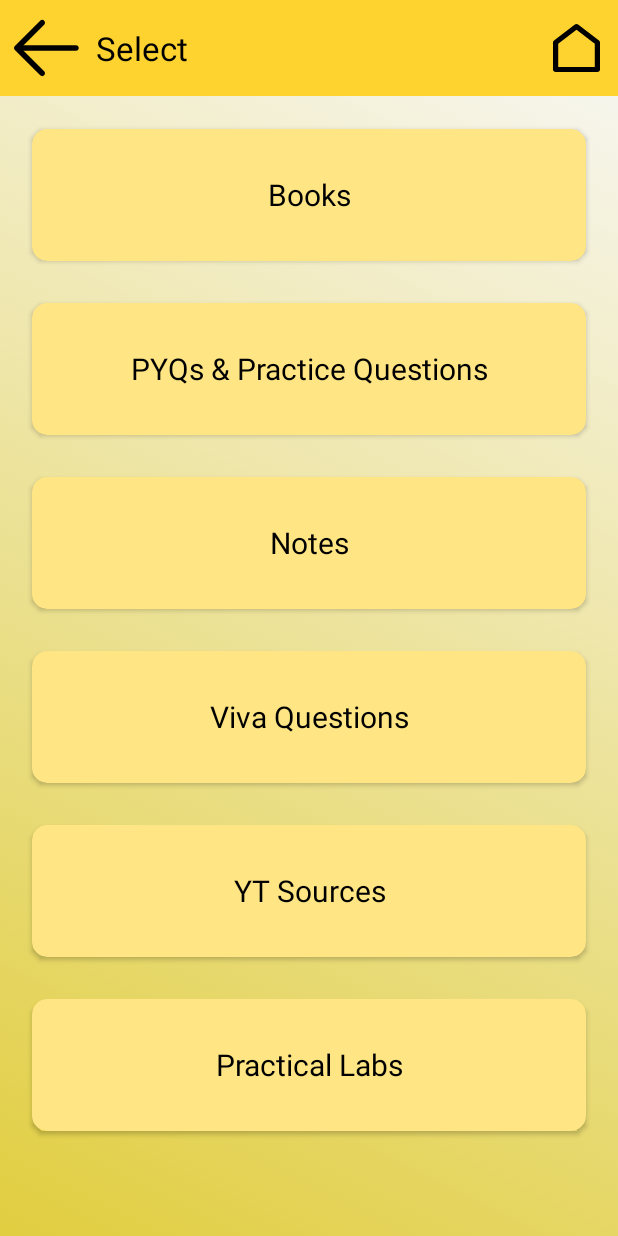
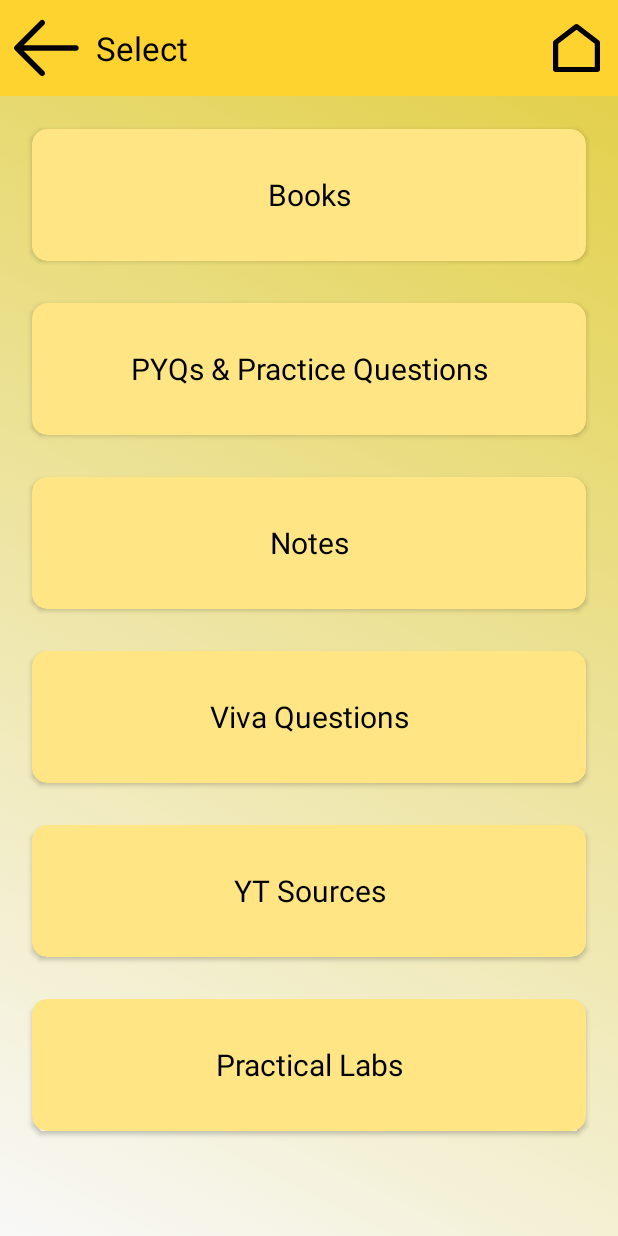
Before and after one commit to Yaseen11121/StudyNITP-, an Android app: the Select_ECE_Sem4 screen opened directly, with no data from a screen before it, after a tap on "PYQs & Practice Questions", on a phone screen of 412 x 824 dp. Run offline under Robolectric (Android 15) with nearby library versions, the phone set to English and light mode, and no system bars; 2 other taps on this screen came first.

Commit message:
"UI Improved"

```diff
--- a/app/src/main/java/com/mohyaseensidd/studynitp/DSP_Book_Select_EC_sem4.java
+++ b/app/src/main/java/com/mohyaseensidd/studynitp/DSP_Book_Select_EC_sem4.java
@@ -2,6 +2,7 @@ package com.mohyaseensidd.studynitp;
 
 import android.app.ProgressDialog;
 import android.content.Intent;
+import android.graphics.drawable.AnimationDrawable;
 import android.graphics.drawable.Drawable;
 import android.net.Uri;
 import android.os.Bundle;
@@ -11,6 +12,7 @@ import android.view.MenuItem;
 import android.view.View;
 import android.widget.EditText;
 import android.widget.ImageView;
+import android.widget.RelativeLayout;
 import android.widget.Toast;
 
 import androidx.activity.EdgeToEdge;
@@ -58,6 +60,7 @@ public class DSP_Book_Select_EC_sem4 extends AppCompatActivity {
         super.onCreate(savedInstanceState);
         EdgeToEdge.enable(this);
         setContentView(R.layout.activity_dsp_book_select_ec_sem4);
+        RelativeLayout rlb = findViewById(R.id.rlb);
 
 
         BookList = new ArrayList<>();
@@ -76,7 +79,7 @@ public class DSP_Book_Select_EC_sem4 extends AppCompatActivity {
         booksRef.addValueEventListener(new ValueEventListener() {
             @Override
             public void onDataChange(@NonNull DataSnapshot snapshot) {
-                BookList.clear();
+//                BookList.clear();
                 for (DataSnapshot bookSnap : snapshot.getChildren()) {
                     book Book = bookSnap.getValue(book.class);
                     BookList.add(Book);
@@ -104,6 +107,11 @@ public class DSP_Book_Select_EC_sem4 extends AppCompatActivity {
         getSupportActionBar().setDisplayHomeAsUpEnabled(true);
         getSupportActionBar().setHomeAsUpIndicator(R.drawable.backbtn);
         getSupportActionBar().setTitle("Books");
+
+        AnimationDrawable animationDrawable = (AnimationDrawable) rlb.getBackground();
+        animationDrawable.setEnterFadeDuration(5000);
+        animationDrawable.setExitFadeDuration(5000);
+        animationDrawable.start();
     }
 
     @Override
--- a/app/src/main/java/com/mohyaseensidd/studynitp/Select_ECE_Sem4.java
+++ b/app/src/main/java/com/mohyaseensidd/studynitp/Select_ECE_Sem4.java
@@ -1,9 +1,12 @@
 package com.mohyaseensidd.studynitp;
 
 import android.content.Intent;
+import android.graphics.drawable.AnimationDrawable;
 import android.os.Bundle;
 import android.view.Menu;
 import android.view.MenuItem;
+import android.widget.RelativeLayout;
+
 import androidx.appcompat.widget.Toolbar;
 
 import androidx.activity.EdgeToEdge;
@@ -28,6 +31,14 @@ public class Select_ECE_Sem4 extends AppCompatActivity {
         super.onCreate(savedInstanceState);
         EdgeToEdge.enable(this);
         setContentView(R.layout.activity_select_ece_sem4);
+
+        RelativeLayout rl = findViewById(R.id.rl1);
+
+        AnimationDrawable animationDrawable = (AnimationDrawable) rl.getBackground();
+        animationDrawable.setEnterFadeDuration(5000);
+        animationDrawable.setExitFadeDuration(5000);
+        animationDrawable.start();
+
         List<String> subjectList = new ArrayList<>();
 
         Toolbar toolbar = findViewById(R.id.myToolbar);
--- /dev/null
+++ b/app/src/main/res/drawable/bg4.xml
@@ -0,0 +1,12 @@
+<?xml version="1.0" encoding="utf-8"?>
+<selector xmlns:android="http://schemas.android.com/apk/res/android">
+    <item>
+        <shape>
+            <gradient
+                android:angle="45"
+                android:startColor="#F8F8F8"
+                android:endColor="#E1CE40"/>
+        </shape>
+    </item>
+
+</selector>
--- /dev/null
+++ b/app/src/main/res/drawable/gradient_list2.xml
@@ -0,0 +1,9 @@
+<?xml version="1.0" encoding="utf-8"?>
+<animation-list xmlns:android="http://schemas.android.com/apk/res/android">
+    <item
+        android:drawable="@drawable/bg1"
+        android:duration="5000"/>
+    <item
+        android:drawable="@drawable/bg4"
+        android:duration="5000"/>
+</animation-list>
--- a/app/src/main/res/layout/activity_dsp_book_select_ec_sem4.xml
+++ b/app/src/main/res/layout/activity_dsp_book_select_ec_sem4.xml
@@ -2,8 +2,9 @@
 <RelativeLayout xmlns:android="http://schemas.android.com/apk/res/android"
     android:layout_width="match_parent"
     android:layout_height="match_parent"
+    android:id="@+id/rlb"
     xmlns:app="http://schemas.android.com/apk/res-auto"
-    android:background="#FFFFFF"
+    android:background="@drawable/gradient_list2"
     android:fitsSystemWindows="true">
 
     <androidx.appcompat.widget.Toolbar android:id="@+id/myToolbar"
--- a/app/src/main/res/layout/activity_dsp_experiment_sem4.xml
+++ b/app/src/main/res/layout/activity_dsp_experiment_sem4.xml
@@ -2,7 +2,7 @@
     xmlns:app="http://schemas.android.com/apk/res-auto"
     android:layout_width="match_parent"
     android:layout_height="match_parent"
-    android:background="#FFFFFF"
+    android:background="@drawable/gradient_list2"
     android:fitsSystemWindows="true">
 
     <androidx.appcompat.widget.Toolbar
--- a/app/src/main/res/layout/activity_select_ece_sem4.xml
+++ b/app/src/main/res/layout/activity_select_ece_sem4.xml
@@ -2,8 +2,9 @@
 <RelativeLayout xmlns:android="http://schemas.android.com/apk/res/android"
     android:layout_width="match_parent"
     android:layout_height="match_parent"
+    android:id="@+id/rl1"
     xmlns:app="http://schemas.android.com/apk/res-auto"
-    android:background="@drawable/bg1"
+    android:background="@drawable/gradient_list2"
     android:fitsSystemWindows="true">
     <androidx.appcompat.widget.Toolbar android:id="@+id/myToolbar"
         android:layout_width="match_parent"
```
